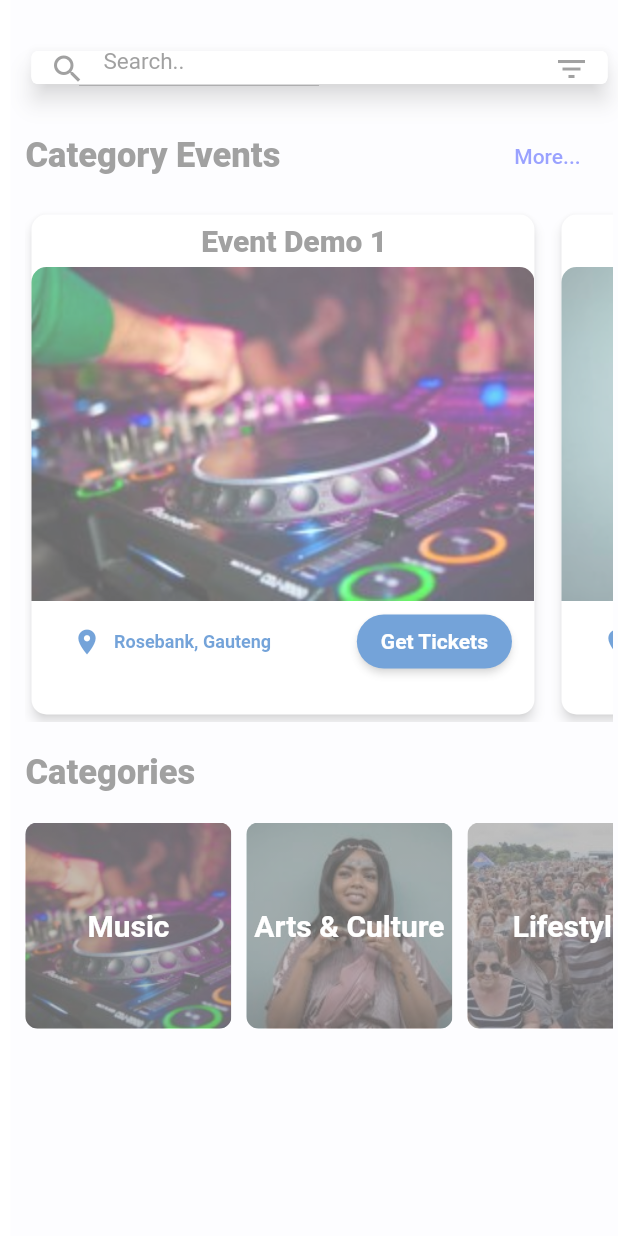
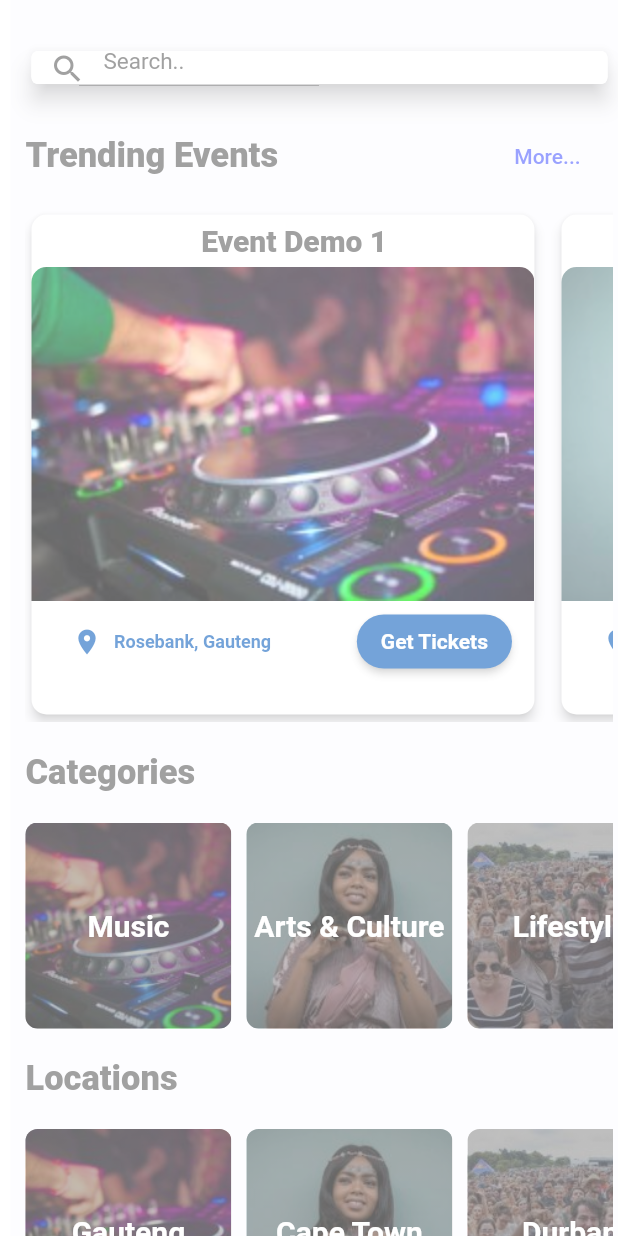
Before and after one commit to matthews-b/hack2k19sbg, a Flutter app: the Options screen opened directly, after a tap on "Done", on a phone screen of 412 x 824 dp. Run offline on Flutter 3.47's test engine with Material 2 defaults, Android fonts, the phone set to English and light mode, and no system bars; our stand-ins replace rflutter_alert.

Commit message:
Navigation Changes

```diff
--- /dev/null
+++ b/lib/models/navigate.dart
@@ -0,0 +1,43 @@
+import 'package:flutter/material.dart';
+import 'package:hack2k19sbg/pages/category-page.dart';
+import 'package:hack2k19sbg/pages/home-page.dart';
+import 'package:hack2k19sbg/pages/options-page.dart';
+
+class Navigate {
+
+  BuildContext context;
+  String page;
+
+  Navigate(context, page) {
+    this.context = context;
+    this.page = page;
+  }
+
+  void navigate(String param) {
+    Navigator.of(this.context).push(
+      MaterialPageRoute(
+        builder: (BuildContext context) {
+          switch (param) {
+            case "":
+                switch (this.page) {
+                  case "Options":
+                      return Options();
+                    break;
+                  case "Home":
+                      return Home();
+                    break;
+                }
+              break;
+            default:
+              switch (this.page) {
+                case "Category":
+                    return Category(category: param);
+                  break;
+              }
+          }
+          return Home();
+        },
+      ),
+    );
+  }
+}
--- a/lib/pages/home-page.dart
+++ b/lib/pages/home-page.dart
@@ -1,6 +1,7 @@
 import 'package:flutter/material.dart';
-import 'package:hack2k19sbg/pages/category-page.dart';
+import 'package:hack2k19sbg/models/navigate.dart';
 import 'package:hack2k19sbg/util/categories.dart';
+import 'package:hack2k19sbg/util/locations.dart';
 import 'package:hack2k19sbg/util/events.dart';
 import 'package:hack2k19sbg/widgets/slide-item.dart';
 
@@ -19,6 +20,7 @@ class _HomeState extends State<Home> with AutomaticKeepAliveClientMixin<Home> {
       appBar: PreferredSize(
         child: Padding(
           padding: EdgeInsets.only(top: 30.0, left: 10.0, right: 10.0),
+          //Search Bar Card
           child: Card(
             elevation: 6.0,
             child: Container(
@@ -28,6 +30,7 @@ class _HomeState extends State<Home> with AutomaticKeepAliveClientMixin<Home> {
                   Radius.circular(5.0),
                 ),
               ),
+              //Search Textfield
               child: TextField(
                 style: TextStyle(
                   fontSize: 15.0,
@@ -52,16 +55,13 @@ class _HomeState extends State<Home> with AutomaticKeepAliveClientMixin<Home> {
                     Icons.search,
                     color: Colors.grey[700],
                   ),
-                  suffixIcon: Icon(
-                    Icons.filter_list,
-                    color: Colors.grey[700],
-                  ),
                   hintStyle: TextStyle(
                     fontSize: 15.0,
                     color: Colors.grey[700],
                   ),
                 ),
                 maxLines: 1,
+                //Text Controller for search
                 controller: _searchControl,
               ),
             ),
@@ -77,11 +77,12 @@ class _HomeState extends State<Home> with AutomaticKeepAliveClientMixin<Home> {
         child: ListView(
           children: <Widget>[
             SizedBox(height: 20.0),
+            //Trending Events List
             Row(
               mainAxisAlignment: MainAxisAlignment.spaceBetween,
               children: <Widget>[
                 Text(
-                  "Category Events",
+                  "Trending Events",
                   style: TextStyle(
                       fontSize: 23,
                       fontWeight: FontWeight.w800,
@@ -97,13 +98,9 @@ class _HomeState extends State<Home> with AutomaticKeepAliveClientMixin<Home> {
                     ),
                   ),
                   onPressed: () {
-                    Navigator.of(context).push(
-                      MaterialPageRoute(
-                        builder: (BuildContext context) {
-                          return Category(category: "Multi",);
-                        },
-                      ),
-                    );
+                    Navigate nav = Navigate(context, "Category");
+                    nav.navigate("Multi");
+                    nav = null;
                   },
                 ),
               ],
@@ -111,7 +108,7 @@ class _HomeState extends State<Home> with AutomaticKeepAliveClientMixin<Home> {
 
             SizedBox(height: 10.0),
 
-            //Horizontal List here
+            //Trending Events List Tiles
             Container(
               height: MediaQuery.of(context).size.height / 2.4,
               width: MediaQuery.of(context).size.width,
@@ -139,6 +136,7 @@ class _HomeState extends State<Home> with AutomaticKeepAliveClientMixin<Home> {
 
             SizedBox(height: 20.0),
 
+            //Categories List
             Text(
               "Categories",
               style: TextStyle(
@@ -149,7 +147,7 @@ class _HomeState extends State<Home> with AutomaticKeepAliveClientMixin<Home> {
 
             SizedBox(height: 20.0),
 
-            //Horizontal List here
+            //Categories List Tile
             Container(
               height: MediaQuery.of(context).size.height / 6,
               child: ListView.builder(
@@ -162,9 +160,99 @@ class _HomeState extends State<Home> with AutomaticKeepAliveClientMixin<Home> {
 
                   return GestureDetector(
                     onTap: (){
-                      category = cat["name"];
-                      _catHandle();
+                      Navigate nav = Navigate(context, "Category");
+                      nav.navigate(cat["name"]);
+                      nav = null;
                       },
+                    child: Padding(
+                      padding: EdgeInsets.only(right: 10.0),
+                      child: ClipRRect(
+                        borderRadius: BorderRadius.circular(8.0),
+                        child: Stack(
+                          children: <Widget>[
+                            Image.asset(
+                              cat["img"],
+                              height: MediaQuery.of(context).size.height / 6,
+                              width: MediaQuery.of(context).size.height / 6,
+                              fit: BoxFit.cover,
+                            ),
+                            Container(
+                              decoration: BoxDecoration(
+                                gradient: LinearGradient(
+                                  begin: Alignment.topCenter,
+                                  end: Alignment.bottomCenter,
+                                  // Add one stop for each color. Stops should increase from 0 to 1
+                                  stops: [0.2, 0.7],
+                                  colors: [
+                                    cat['color1'],
+                                    cat['color2'],
+                                  ],
+                                  // stops: [0.0, 0.1],
+                                ),
+                              ),
+                              height: MediaQuery.of(context).size.height / 6,
+                              width: MediaQuery.of(context).size.height / 6,
+                            ),
+                            Center(
+                              child: Container(
+                                height: MediaQuery.of(context).size.height / 6,
+                                width: MediaQuery.of(context).size.height / 6,
+                                padding: EdgeInsets.all(1),
+                                constraints: BoxConstraints(
+                                  minWidth: 20,
+                                  minHeight: 20,
+                                ),
+                                child: Center(
+                                  child: Text(
+                                    cat["name"],
+                                    style: TextStyle(
+                                      color: Colors.white,
+                                      fontSize: 20,
+                                      fontWeight: FontWeight.bold,
+                                    ),
+                                    textAlign: TextAlign.center,
+                                  ),
+                                ),
+                              ),
+                            ),
+                          ],
+                        ),
+                      ),
+                    ),
+                  );
+                },
+              ),
+            ),
+
+            SizedBox(height: 20.0),
+
+            Text(
+              "Locations",
+              style: TextStyle(
+                  fontSize: 23,
+                  fontWeight: FontWeight.w800,
+                  color: Colors.grey[700]),
+            ),
+
+            SizedBox(height: 20.0),
+
+            //Locations List Tiles
+            Container(
+              height: MediaQuery.of(context).size.height / 6,
+              child: ListView.builder(
+                primary: false,
+                scrollDirection: Axis.horizontal,
+                shrinkWrap: true,
+                itemCount: locations == null ? 0 : locations.length,
+                itemBuilder: (BuildContext context, int index) {
+                Map cat = locations[index];
+
+                  return GestureDetector(
+                    onTap: (){
+                      Navigate nav = Navigate(context, "Category");
+                      nav.navigate(cat["name"]);
+                      nav = null;
+                    },
                     child: Padding(
                       padding: EdgeInsets.only(right: 10.0),
                       child: ClipRRect(
@@ -232,16 +320,6 @@ class _HomeState extends State<Home> with AutomaticKeepAliveClientMixin<Home> {
     );
   }
 
-  void _catHandle() {
-    Navigator.of(context).push(
-      MaterialPageRoute(
-        builder: (BuildContext context) {
-          return Category(category: category);
-        },
-      ),
-    );
-  }
-
   @override
   bool get wantKeepAlive => true;
 }
--- a/lib/pages/login-page.dart
+++ b/lib/pages/login-page.dart
@@ -1,5 +1,5 @@
 import 'package:flutter/material.dart';
-import 'package:hack2k19sbg/pages/options-page.dart';
+import 'package:hack2k19sbg/models/navigate.dart';
 
 class LoginPage extends StatefulWidget {
   @override
@@ -34,17 +34,9 @@ class _LoginPageState extends State<LoginPage> {
   }
 
   void performLogin() {
-    final snackbar = SnackBar(
-      content: Text("Email : $_email, password : $_password"),
-    );
-    scaffoldKey.currentState.showSnackBar(snackbar);
-    Navigator.of(context).push(
-      MaterialPageRoute(
-        builder: (BuildContext context) {
-          return Options();
-        },
-      ),
-    );
+    Navigate nav = Navigate(context, "Options");
+    nav.navigate("");
+    nav = null;
   }
 
   @override
--- a/lib/pages/options-page.dart
+++ b/lib/pages/options-page.dart
@@ -1,5 +1,5 @@
 import 'package:flutter/material.dart';
-import 'package:hack2k19sbg/pages/home-page.dart';
+import 'package:hack2k19sbg/models/navigate.dart';
 import 'package:hack2k19sbg/util/options.dart';
 import 'package:rflutter_alert/rflutter_alert.dart';
 
@@ -24,22 +24,26 @@ class _OptionsState extends State<Options> {
         physics: NeverScrollableScrollPhysics(),
         itemCount: options == null ? 0 : options.length,
         itemBuilder: (context, i) {
+          //Fetch the Options List from options.dart and store each in a Map
           Map option = options[i];
           if (i.isOdd) Divider();
-          return _buildRow(option.values.toList()[0]);
+          return _buildEventCategory(option.values.toList()[0]);
         }
       ),
+
+      //Done Floating Button to Save the selected favorite categories
       floatingActionButton: FloatingActionButton.extended(
         onPressed: () async {
+          //Success Alert after selecting facorite categories
           Alert(
             context: context,
             type: AlertType.success,
-            title: "Done",
+            title: "Succeffully added favorite categories",
             buttons: [
               DialogButton(
-                child: Icon(Icons.done),
-                onPressed: () => Navigator.pop(context),
-                color: Colors.green
+                onPressed: () {},
+                color: Colors.transparent,
+                child: null,
               ),
             ]
           ).show();
@@ -47,13 +51,9 @@ class _OptionsState extends State<Options> {
           await new Future.delayed(const Duration(seconds: 1));
 
           Navigator.of(context).pop();
-          Navigator.of(context).push(
-            MaterialPageRoute(
-              builder: (BuildContext context) {
-                return Home();
-              },
-            ),
-          );
+          Navigate nav = Navigate(context, "Home");
+          nav.navigate("");
+          nav = null;
         },
         icon: Icon(Icons.save),
         label: Text("Done"),
@@ -61,8 +61,8 @@ class _OptionsState extends State<Options> {
     );
   }
 
-  // #docregion _buildRow
-  Widget _buildRow(String option) {
+  //Build each event category with a heart icon
+  Widget _buildEventCategory(String option) {
     final bool alreadySaved = _saved.contains(option);
     return ListTile(
       title: Text(
@@ -83,33 +83,4 @@ class _OptionsState extends State<Options> {
       },
     );
   }
-
-  void _pushSaved() {
-    Navigator.of(context).push(
-      MaterialPageRoute<void>(
-        builder: (BuildContext context) {
-          final Iterable<ListTile> tiles = _saved.map(
-            (String option) {
-              return ListTile(
-                title: Text(
-                  option,
-                ),
-              );
-            },
-          );
-          final List<Widget> divided = ListTile.divideTiles(
-            context: context,
-            tiles: tiles,
-          ).toList();
-
-          return Scaffold(
-            appBar: AppBar(
-              title: Text('Saved Categories'),
-            ),
-            body: ListView(children: divided),
-          );
-        },
-      ),
-    );
-  }
 }
--- /dev/null
+++ b/lib/util/locations.dart
@@ -0,0 +1,34 @@
+import 'package:flutter/material.dart';
+
+List locations = [
+  {
+    "name": "Gauteng",
+    "color1": Color.fromARGB(100, 0, 0, 0),
+    "color2": Color.fromARGB(100, 0, 0, 0),
+    "img": "assets/food1.jpeg"
+  },
+  {
+    "name": "Cape Town",
+    "color1": Color.fromARGB(100, 0, 0, 0),
+    "color2": Color.fromARGB(100, 0, 0, 0),
+    "img": "assets/food2.jpeg"
+  },
+  {
+    "name": "Durban",
+    "color1": Color.fromARGB(100, 0, 0, 0),
+    "color2": Color.fromARGB(100, 0, 0, 0),
+    "img": "assets/food3.jpeg"
+  },
+  {
+    "name": "Pretoria",
+    "color1": Color.fromARGB(100, 0, 0, 0),
+    "color2": Color.fromARGB(100, 0, 0, 0),
+    "img": "assets/food4.jpeg"
+  },
+  {
+    "name": "Bloemfontein",
+    "color1": Color.fromARGB(100, 0, 0, 0),
+    "color2": Color.fromARGB(100, 0, 0, 0),
+    "img": "assets/food5.jpeg"
+  },
+];
```
Also changed, not shown: lib/widgets/category-tile.dart (added).
